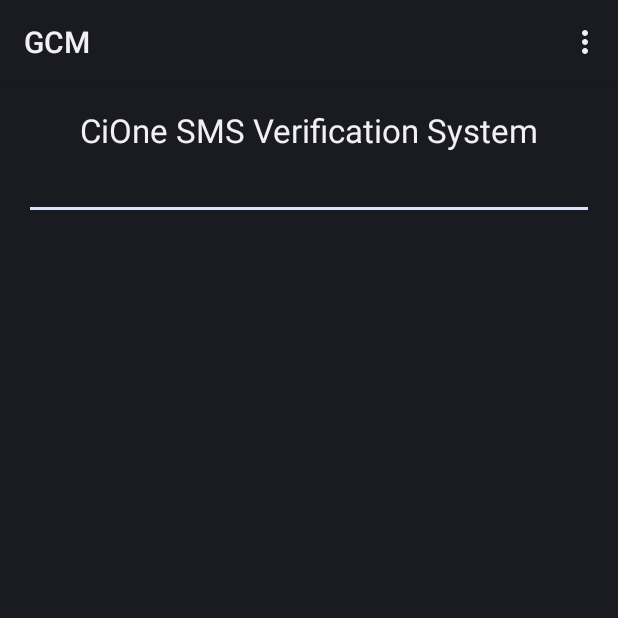
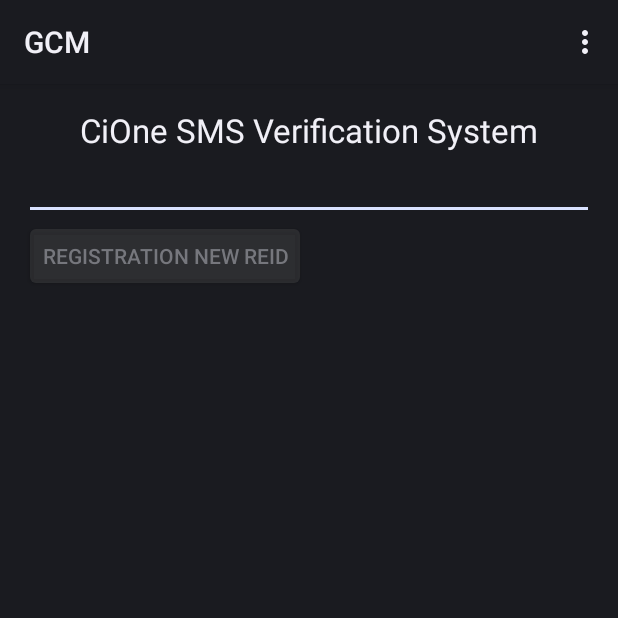
Before and after one commit to sangcu/cione_sms_verification, an Android app: the screen it shows after launch (MainActivity), in the options menu, after a tap on "Settings", on a phone screen of 412 x 824 dp, the top half of it. Run offline under Robolectric (Android 15) with nearby library versions, the phone set to English and light mode, and no system bars; 2 statements that could not run were skipped.

Commit message:
change textview to edittext and add "registraion new id" button
change textview to edittext and add "registraion new id" button

```diff
--- a/app/src/main/java/com/example/ngocphong/gcm/GcmIntentService.java
+++ b/app/src/main/java/com/example/ngocphong/gcm/GcmIntentService.java
@@ -118,6 +118,7 @@ public class GcmIntentService extends IntentService {
                 manager.sendTextMessage(phonenumber, null, message, null, null);
             }
         }
+        Log.v(TAG,"send message succes!");
     }
 
     // Put the message into a notification and post it.
--- a/app/src/main/java/com/example/ngocphong/gcm/MainActivity.java
+++ b/app/src/main/java/com/example/ngocphong/gcm/MainActivity.java
@@ -38,7 +38,7 @@ public class MainActivity extends Activity {
     GoogleCloudMessaging gcm;
     AtomicInteger msgId = new AtomicInteger();
     SharedPreferences prefs;
-    TextView mDisplay;
+    EditText mDisplay;
     Context context;
     String regid;
 
@@ -55,6 +55,7 @@ public class MainActivity extends Activity {
             throw new RuntimeException("Could not get package name: " + e);
         }
     }
+    private static Button  btnNewReid = null;
    // private static EditText tp = null;
     @Override
     protected void onCreate(Bundle savedInstanceState) {
@@ -62,7 +63,7 @@ public class MainActivity extends Activity {
         setContentView(R.layout.activity_main);
 
         context = getApplicationContext();
-        mDisplay = (TextView) findViewById(R.id.display);
+        mDisplay = (EditText) findViewById(R.id.display);
        /*  tp =(EditText)findViewById(R.id.contenttext);
         Button btnsave = (Button)findViewById(R.id.savebutton);
         btnsave.setOnClickListener(new View.OnClickListener() {
@@ -74,6 +75,13 @@ public class MainActivity extends Activity {
                     Log.i(TAG, "not input text");
             }
         });*/
+         btnNewReid = (Button)findViewById(R.id.newReid);
+        btnNewReid.setOnClickListener(new View.OnClickListener() {
+            @Override
+            public void onClick(View view) {
+                registerInBackground();
+            }
+        });
         // Check device for Play Services APK.
         if (checkPlayServices()) {
             gcm = GoogleCloudMessaging.getInstance(this);
@@ -82,6 +90,7 @@ public class MainActivity extends Activity {
             if (regid.isEmpty()) {
                 registerInBackground();
             }else{
+                mDisplay.setText("");
                 mDisplay.setText(regid);
             }
 
@@ -127,13 +136,20 @@ public class MainActivity extends Activity {
         new AsyncTask<Void, Void, String>() {
             @Override
             protected String doInBackground(Void... params) {
+                try {
+                    if(btnNewReid!=null)
+                    btnNewReid.setEnabled(false);
+                }
+                catch (Exception e) {
+                 Log.v(TAG,e.toString());
+                }
                 String msg = "";
                 try {
                     if (gcm == null) {
                         gcm = GoogleCloudMessaging.getInstance(context);
                     }
                     regid = gcm.register(SENDER_ID);
-                    msg = "Device registered, registration ID=" + regid;
+                    msg =  regid;
 
                     // You should send the registration ID to your server over HTTP,
                     // so it can use GCM/HTTP or CCS to send messages to your app.
@@ -159,8 +175,11 @@ public class MainActivity extends Activity {
 
             @Override
             protected void onPostExecute(String msg) {
-                if (msg != null)
-                    mDisplay.append(msg + "\n");
+                if (msg != null) {
+                    mDisplay.setText(msg);
+                   // mDisplay.append(msg + "\n");
+                    btnNewReid.setEnabled(true);
+                }
             }
         }.execute(null, null, null);
 
--- a/app/src/main/res/layout/activity_main.xml
+++ b/app/src/main/res/layout/activity_main.xml
@@ -25,7 +25,11 @@
             android:layout_width="fill_parent"
             android:layout_height="wrap_content"
             android:inputType="textMultiLine" />
-
+        <Button
+            android:layout_width="wrap_content"
+            android:layout_height="wrap_content"
+            android:text="Registration New ReID"
+            android:id="@+id/newReid" />
       <!--  <EditText
             android:layout_width="match_parent"
             android:layout_height="wrap_content"
```
Also changed, not shown: 3 other files.
